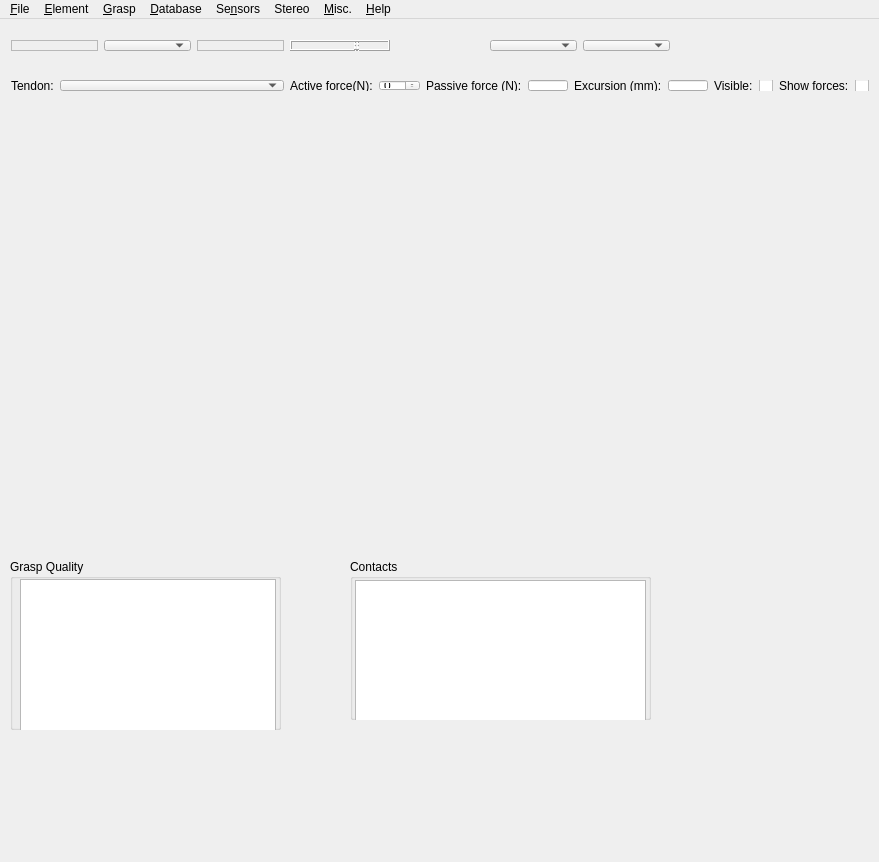
First picture: the form in ui/mainWindow.ui, repository iocroblab/graspit, before the edit.
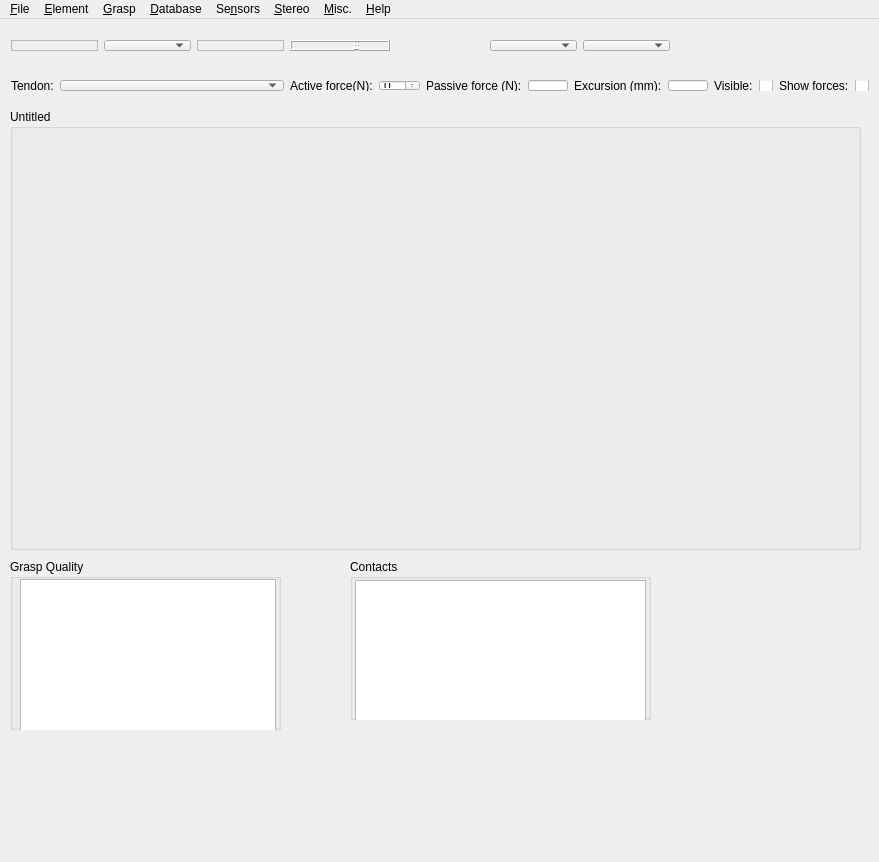
Second picture: the form after the edit. Icons and pictures are not drawn.

Diff of the .ui file:
```diff
--- a/ui/mainWindow.ui
+++ b/ui/mainWindow.ui
@@ -277,7 +277,7 @@
      </property>
     </widget>
    </widget>
-   <widget class="QWidget" name="horizontalLayoutWidget_3">
+   <widget class="QGroupBox" name="worldBox">
     <property name="geometry">
      <rect>
       <x>10</x>
@@ -286,28 +286,19 @@
       <height>441</height>
      </rect>
     </property>
-    <layout class="QHBoxLayout" name="worldBox">
-     <item>
-      <widget class="QWidget" name="widget_3" native="true">
-       <property name="minimumSize">
-        <size>
-         <width>849</width>
-         <height>0</height>
-        </size>
+    <property name="title">
+     <string>Untitled</string>
        </property>
        <widget class="QWidget" name="viewerHolder" native="true">
         <property name="geometry">
          <rect>
-          <x>9</x>
+       <x>-1</x>
           <y>29</y>
-          <width>841</width>
-          <height>401</height>
+       <width>851</width>
+       <height>421</height>
          </rect>
         </property>
        </widget>
-      </widget>
-     </item>
-    </layout>
    </widget>
    <widget class="QGroupBox" name="contactsGroupBox">
     <property name="geometry">
@@ -406,7 +397,7 @@
    </widget>
    <widget class="QMenu" name="Stereo">
     <property name="title">
-     <string>Stereo</string>
+     <string>&amp;Stereo</string>
     </property>
     <addaction name="stereoOnAction"/>
     <addaction name="stereoOffAction"/>
```
Lines whose indentation alone changed are shown as unchanged.
